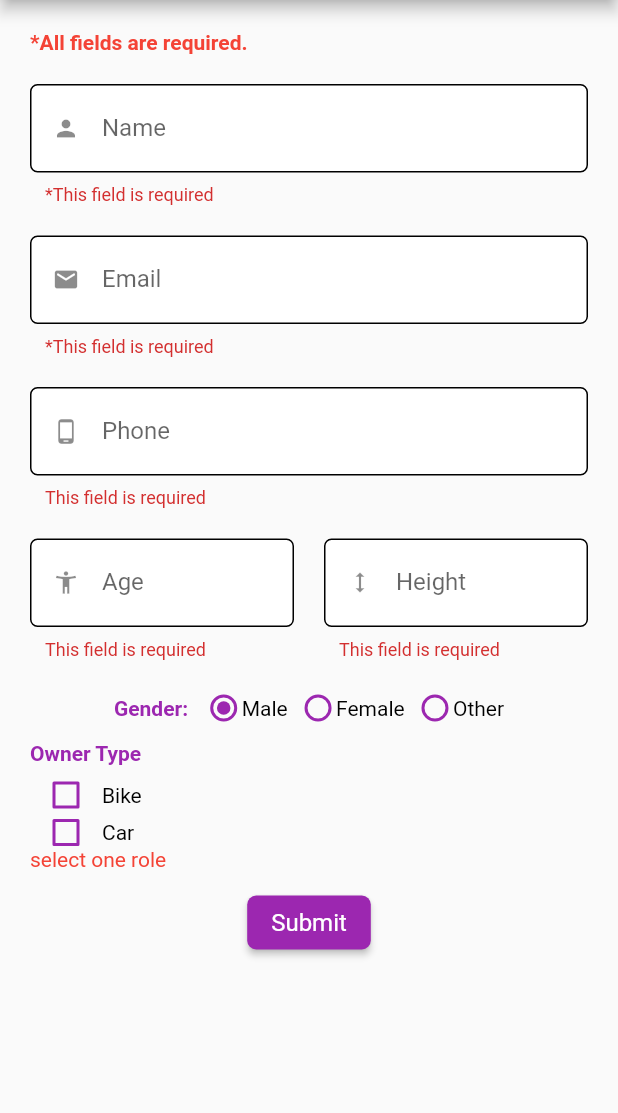
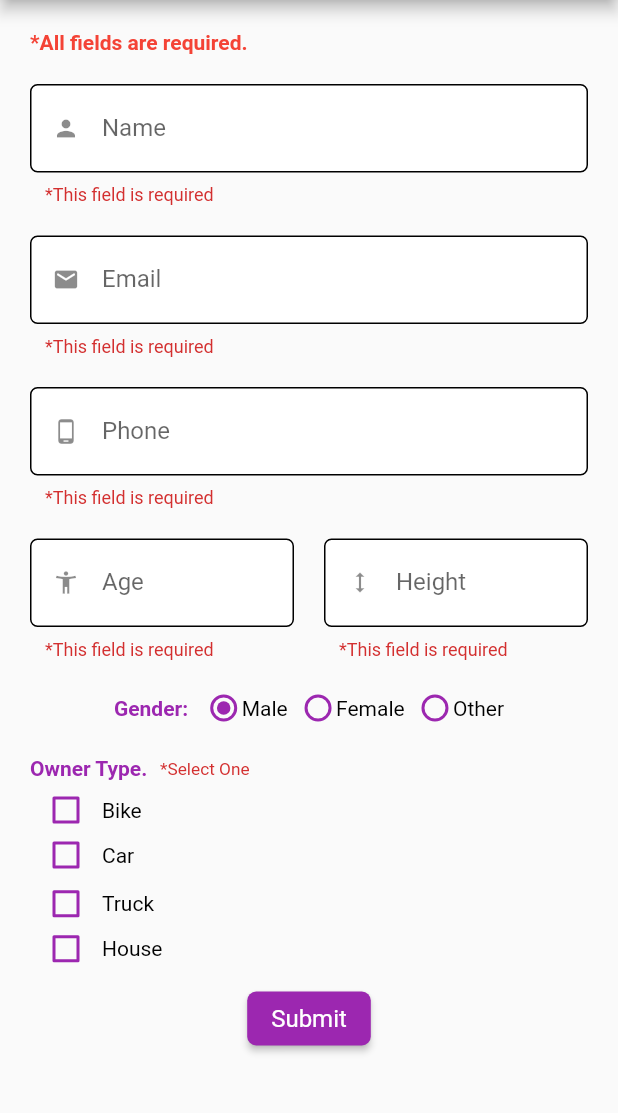
Before and after one commit to raisul1313/textFormFiled_radioButton_spinner_checkList, a Flutter app: the screen it shows after launch, after a tap on "Submit", on a phone screen of 412 x 824 dp, the part 84-1197 px from its top. Run offline on Flutter 3.47's test engine with Material 2 defaults, Android fonts, the phone set to English and light mode, and no system bars; our stand-ins replace font_awesome_flutter.

Commit message:
Final Touch

```diff
--- a/lib/custom_ui/custom_radio_button.dart
+++ /dev/null
@@ -1,2 +0,0 @@
-import 'package:flutter/cupertino.dart';
-import 'package:flutter/material.dart';
--- a/lib/utils/utils.dart
+++ b/lib/utils/validations_utils.dart
@@ -21,26 +21,25 @@ class FormValidator {
 
   static String? validatePhoneForm(String text) {
     if (text == null || text.isEmpty) {
-      return 'This field is required';
-    }
-    else if (!RegExp(r'^01[3-9]\d{8}$').hasMatch(text)) {
+      return '*This field is required';
+    } else if (!RegExp(r'^01[3-9]\d{8}$').hasMatch(text)) {
       return 'Please enter valid mobile number';
     }
     return null;
   }
 
-  static String? validateAgeForm(String text){
+  static String? validateAgeForm(String text) {
     if (text == null || text.isEmpty) {
-      return 'This field is required';
+      return '*This field is required';
     } else if (int.tryParse(text)! > 200) {
       return "Age between 0 to 200 ";
     }
     return null;
   }
 
-  static String? validateHeightForm(String text){
+  static String? validateHeightForm(String text) {
     if (text == null || text.isEmpty) {
-      return 'This field is required';
+      return '*This field is required';
     } else if (double.tryParse(text)! > 8.0) {
       return "Not more than 8 feet ";
     }
--- a/lib/view/input_information_page.dart
+++ b/lib/view/input_information_page.dart
@@ -2,14 +2,12 @@ import 'package:flutter/cupertino.dart';
 import 'package:flutter/material.dart';
 import 'package:flutter/services.dart';
 import 'package:owner_information/custom_ui/custom_button.dart';
+import 'package:owner_information/custom_ui/custom_header.dart';
 import 'package:owner_information/custom_ui/custom_text_form_field.dart';
 import 'package:owner_information/owner.dart';
-import 'package:owner_information/utils/color_utils.dart';
 import 'package:owner_information/utils/page_utils.dart';
-import 'package:owner_information/utils/utils.dart';
+import 'package:owner_information/utils/validations_utils.dart';
 import 'package:owner_information/view/show_infomation_page.dart';
-
-import '../custom_ui/custom_header.dart';
 
 class InputInformationPage extends StatefulWidget {
   const InputInformationPage({Key? key}) : super(key: key);
@@ -21,26 +19,21 @@ class InputInformationPage extends StatefulWidget {
 class _InputInformationPageState extends State<InputInformationPage> {
   late double _pageHeight;
   late double _pageWidth;
-  final GlobalKey<FormState> _formKey = GlobalKey<FormState>();
-  final GlobalKey<FormState> _checkboxFormGlobalKey = GlobalKey<FormState>();
+  final _formKey = GlobalKey<FormState>();
+  final _checkboxFormGlobalKey = GlobalKey<FormState>();
   late Owner _owner;
-  late List<String> _selectOwnerType;
-  late bool _bikeVal, _carVal, _truckVal, _houseVal;
+  late List<String> _ownerType;
   bool _autoValidate = false;
   int _radioValue = 0;
-  String _genderType = 'male';
+  String _genderType = 'Male';
   bool _isBikeChecked = false;
   bool _isCarChecked = false;
-  bool _isTruckrChecked = false;
+  bool _isTruckChecked = false;
   bool _isHouseChecked = false;
 
   @override
   void initState() {
-    _bikeVal = false;
-    _carVal = false;
-    _truckVal = false;
-    _houseVal = false;
-    _selectOwnerType = [];
+    _ownerType = [];
     _owner = Owner();
     super.initState();
   }
@@ -131,6 +124,7 @@ class _InputInformationPageState extends State<InputInformationPage> {
                           height: 20.0,
                         ),
                         Row(
+                          mainAxisAlignment: MainAxisAlignment.center,
                           children: [
                             Expanded(
                               child: CustomTextFormField(
@@ -186,95 +180,10 @@ class _InputInformationPageState extends State<InputInformationPage> {
                             _radioButtons(),
                           ],
                         ),
-                        _getCheckboxWidget(),
-
-                        /*
                         SizedBox(
                           height: 10.0,
                         ),
-                        Row(
-                          crossAxisAlignment: CrossAxisAlignment.start,
-                          children: [
-                            Text(
-                              "Owner Type: ",
-                              style: TextStyle(
-                                color: Theme.of(context).primaryColor,
-                                fontWeight: FontWeight.bold,
-                              ),
-                            ),
-                            Column(
-                              crossAxisAlignment: CrossAxisAlignment.start,
-                              children: [
-                                Row(
-                                  children: [
-                                    Checkbox(
-                                      value: _bikeVal,
-                                      onChanged: (bool? newValue) {
-                                        setState(() {
-                                          if (_bikeVal = newValue!) {
-                                            _selectOwnerType.add("Bike");
-                                          } else {
-                                            _selectOwnerType.remove("Bike");
-                                          }
-                                        });
-                                      },
-                                    ),
-                                    Text("Bike"),
-                                  ],
-                                ),
-                                Row(
-                                  children: [
-                                    Checkbox(
-                                        value: _carVal,
-                                        onChanged: (bool? newValue) {
-                                          setState(() {
-                                            if (_carVal = newValue!) {
-                                              _selectOwnerType.add("Car");
-                                            } else {
-                                              _selectOwnerType.remove("Car");
-                                            }
-                                          });
-                                        }),
-                                    Text("Car"),
-                                  ],
-                                ),
-                                Row(
-                                  children: [
-                                    Checkbox(
-                                        value: _truckVal,
-                                        onChanged: (bool? newValue) {
-                                          setState(() {
-                                            if (_truckVal = newValue!) {
-                                              _selectOwnerType.add("Truck");
-                                            } else {
-                                              _selectOwnerType.remove("Truck");
-                                            }
-                                          });
-                                        }),
-                                    Text("Truck"),
-                                  ],
-                                ),
-                                Row(
-                                  children: [
-                                    Checkbox(
-                                        value: _houseVal,
-                                        onChanged: (bool? newValue) {
-                                          setState(() {
-                                            if (_houseVal = newValue!) {
-                                              _selectOwnerType.add("House");
-                                            } else {
-                                              _selectOwnerType.remove("House");
-                                            }
-                                          });
-                                        }),
-                                    Text("House"),
-                                  ],
-                                ),
-                              ],
-                            ),
-                          ],
-                        ),*/
-
+                        _getCheckboxWidget(),
                         SizedBox(
                           height: 10.0,
                         ),
@@ -283,10 +192,13 @@ class _InputInformationPageState extends State<InputInformationPage> {
                           child: CustomButton(
                             buttonName: "Submit",
                             onButtonPressed: () {
-                              if (_formKey.currentState!.validate()) {
+                              if (_formKey.currentState!.validate() &&
+                                  _checkboxFormGlobalKey.currentState!
+                                      .validate()) {
                                 _formKey.currentState!.save();
+                                _checkboxFormGlobalKey.currentState!.save();
                                 _owner.genderText = _genderType;
-                                _owner.ownerTypeText = _selectOwnerType;
+                                _owner.ownerTypeText = _ownerType;
                                 Navigator.push(
                                   context,
                                   MaterialPageRoute(
@@ -411,14 +323,35 @@ class _InputInformationPageState extends State<InputInformationPage> {
       autovalidateMode:
           _autoValidate ? AutovalidateMode.always : AutovalidateMode.disabled,
       child: FormField<bool>(
+        //output from validation will be displayed in state.errorText (down)
+        validator: (value) {
+          if (value != true) {
+            return "";
+          } else {
+            return null;
+          }
+        },
         builder: (state) {
           return Column(
             crossAxisAlignment: CrossAxisAlignment.start,
             children: [
-              CustomHeader(
-                headerName: 'Owner Type',
-                color: Theme.of(context).primaryColor,
-                fontWeight: FontWeight.bold,
+              Row(
+                children: [
+                  CustomHeader(
+                    headerName: 'Owner Type. ',
+                    color: Theme.of(context).primaryColor,
+                    fontWeight: FontWeight.bold,
+                  ),
+                  SizedBox(width: 5.0),
+                  Text(state.errorText ?? ""),
+                  state.errorText == null
+                      ? Text("")
+                      : Text(
+                          '*Select One',
+                          style: TextStyle(
+                              color: Colors.red.shade700, fontSize: 11.5),
+                        ),
+                ],
               ),
               Column(
                 children: [
@@ -432,9 +365,18 @@ class _InputInformationPageState extends State<InputInformationPage> {
                           side: BorderSide(
                               color: Theme.of(context).primaryColor, width: 2),
                           onChanged: (value) {
-                            _isBikeChecked = !_isBikeChecked;
-                            //state.didChange(value);
-                            _selectOwnerType.add('Bike');
+                            _isBikeChecked = value!;
+                            if (value) {
+                              _ownerType.add('Bike');
+                              state.didChange(value);
+                            } else {
+                              _ownerType.remove('Bike');
+                            }
+
+                            if (_ownerType.isEmpty) {
+                              state.didChange(false);
+                            }
+
                             setState(() {});
                           },
                         ),
@@ -452,15 +394,24 @@ class _InputInformationPageState extends State<InputInformationPage> {
                     mainAxisAlignment: MainAxisAlignment.start,
                     children: [
                       SizedBox(
-                        height: 20.0,
+                        height: 30.0,
                         child: Checkbox(
                           value: _isCarChecked,
                           side: BorderSide(
                               color: Theme.of(context).primaryColor, width: 2),
                           onChanged: (value) {
-                            _isCarChecked = !_isCarChecked;
-                            //state.didChange(value);
-                            _selectOwnerType.add('Car');
+                            _isCarChecked = value!;
+                            if (value) {
+                              _ownerType.add('Car');
+                              state.didChange(value);
+                            } else {
+                              _ownerType.remove('Car');
+                            }
+
+                            if (_ownerType.isEmpty) {
+                              state.didChange(false);
+                            }
+
                             setState(() {});
                           },
                         ),
@@ -471,22 +422,76 @@ class _InputInformationPageState extends State<InputInformationPage> {
                       ),
                     ],
                   ),
+                  SizedBox(
+                    height: 5,
+                  ),
+                  Row(
+                    mainAxisAlignment: MainAxisAlignment.start,
+                    children: [
+                      SizedBox(
+                        height: 25.0,
+                        child: Checkbox(
+                          value: _isTruckChecked,
+                          side: BorderSide(
+                              color: Theme.of(context).primaryColor, width: 2),
+                          onChanged: (value) {
+                            _isTruckChecked = value!;
+                            if (value) {
+                              _ownerType.add('Truck');
+                              state.didChange(value);
+                            } else {
+                              _ownerType.remove('Truck');
+                            }
+                            if (_ownerType.isEmpty) {
+                              state.didChange(false);
+                            }
+                            setState(() {});
+                          },
+                        ),
+                      ),
+                      Text(
+                        'Truck',
+                        style: TextStyle(color: Colors.black),
+                      ),
+                    ],
+                  ),
+                  SizedBox(
+                    height: 5,
+                  ),
+                  Row(
+                    mainAxisAlignment: MainAxisAlignment.start,
+                    children: [
+                      SizedBox(
+                        height: 25.0,
+                        child: Checkbox(
+                          value: _isHouseChecked,
+                          side: BorderSide(
+                              color: Theme.of(context).primaryColor, width: 2),
+                          onChanged: (value) {
+                            _isHouseChecked = value!;
+                            if (value) {
+                              _ownerType.add('House');
+                              state.didChange(value);
+                            } else {
+                              _ownerType.remove('House');
+                            }
+                            if (_ownerType.isEmpty) {
+                              state.didChange(false);
+                            }
+                            setState(() {});
+                          },
+                        ),
+                      ),
+                      Text(
+                        'House',
+                        style: TextStyle(color: Colors.black),
+                      ),
+                    ],
+                  ),
                 ],
               ),
-              state.errorText == null
-                  ? Text("")
-                  : Text('select one role',
-                      style: TextStyle(color: Colors.red)),
             ],
           );
-        },
-//output from validation will be displayed in state.errorText (above)
-        validator: (value) {
-          if (value != true) {
-            return 'You have to select at least one role';
-          } else {
-            return null;
-          }
         },
       ),
     );
--- a/lib/view/show_infomation_page.dart
+++ b/lib/view/show_infomation_page.dart
@@ -1,5 +1,4 @@
 import 'package:flutter/material.dart';
-import 'package:owner_information/custom_ui/custom_appbar.dart';
 import 'package:owner_information/owner.dart';
 import 'package:owner_information/view/input_information_page.dart';
 
@@ -111,7 +110,7 @@ class ShowInformationPage extends StatelessWidget {
                           fontWeight: FontWeight.bold),
                     ),
                     Container(
-                      height: 24,
+                      height: 15,
                       width: 200,
                       child: ListView.builder(
                         scrollDirection: Axis.horizontal,
```
Also changed, not shown: lib/custom_ui/custom_checkbox.dart (deleted).
